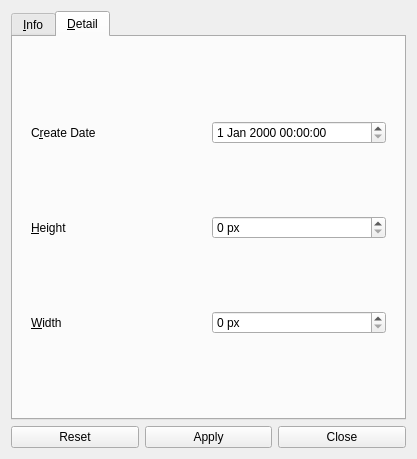
The window that uiQt/infodialog.ui (osmank3/bilge-katalog-old) describes before a commit, drawn with Qt 5.
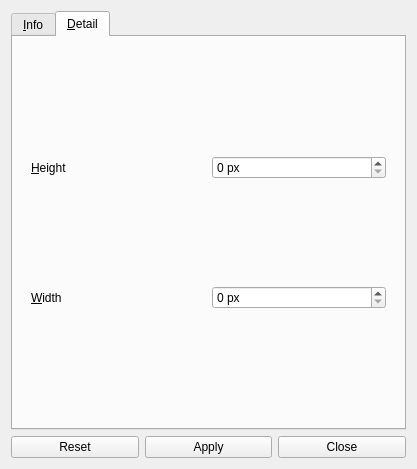
The same window after the commit. The open tabs and pages were chosen to show the change.

Commit message: bilgi düzenlemede dosya biçiminin değişmesi durumunda yapılması gerekenler eklendi.

```diff
--- a/uiQt/infodialog.ui
+++ b/uiQt/infodialog.ui
@@ -7,7 +7,7 @@
     <x>0</x>
     <y>0</y>
     <width>417</width>
-    <height>459</height>
+    <height>469</height>
    </rect>
   </property>
   <property name="windowTitle">
@@ -626,19 +626,6 @@
          <widget class="QWidget" name="imageDetail">
           <layout class="QGridLayout" name="gridLayout_7">
            <item row="0" column="0">
-            <widget class="QLabel" name="labelCreate">
-             <property name="text">
-              <string>C&amp;reate Date</string>
-             </property>
-             <property name="buddy">
-              <cstring>detailImageCreateDate</cstring>
-             </property>
-            </widget>
-           </item>
-           <item row="0" column="1">
-            <widget class="QDateTimeEdit" name="detailImageCreateDate"/>
-           </item>
-           <item row="1" column="0">
             <widget class="QLabel" name="labelHeightImage">
              <property name="text">
               <string>&amp;Height</string>
@@ -648,7 +635,7 @@
              </property>
             </widget>
            </item>
-           <item row="1" column="1">
+           <item row="0" column="1">
             <widget class="QSpinBox" name="detailImageHeightSpin">
              <property name="suffix">
               <string> px</string>
@@ -658,7 +645,7 @@
              </property>
             </widget>
            </item>
-           <item row="2" column="0">
+           <item row="1" column="0">
             <widget class="QLabel" name="labelWidthImage">
              <property name="text">
               <string>&amp;Width</string>
@@ -668,7 +655,7 @@
              </property>
             </widget>
            </item>
-           <item row="2" column="1">
+           <item row="1" column="1">
             <widget class="QSpinBox" name="detailImageWidthSpin">
              <property name="suffix">
               <string> px</string>
```
The commit also changes 1 other file.
